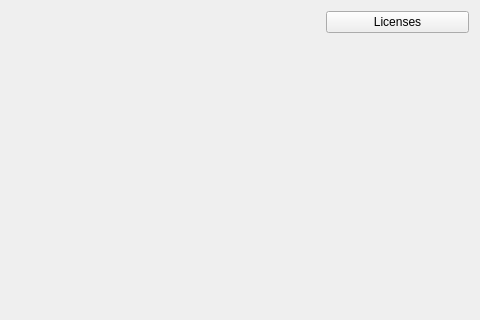
First picture: the form in src/ui/composite_widgets/about.ui, repository XMuli/SunnyCapturer, before the edit; both pictures show x 341 to 821 and y 0 to 320 of the 821 by 432 pixel window.
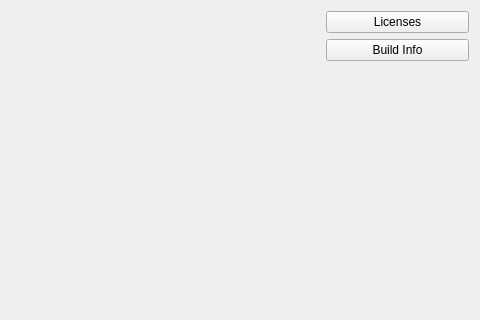
Second picture: the form after the edit. Icons and pictures are not drawn.

The edit to the form file:
```diff
--- a/src/ui/composite_widgets/about.ui
+++ b/src/ui/composite_widgets/about.ui
@@ -145,6 +145,13 @@
         </property>
        </widget>
       </item>
+      <item>
+       <widget class="QPushButton" name="tbnBuildInfo">
+        <property name="text">
+         <string>Build Info</string>
+        </property>
+       </widget>
+      </item>
       <item>
        <spacer name="verticalSpacer_4">
         <property name="orientation">
```
Left out of the diff: 4 changed lines with no effect on the pictures.
